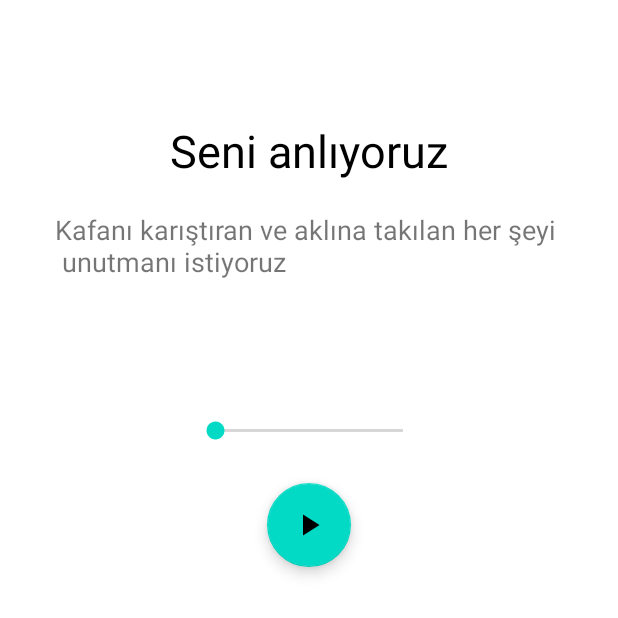
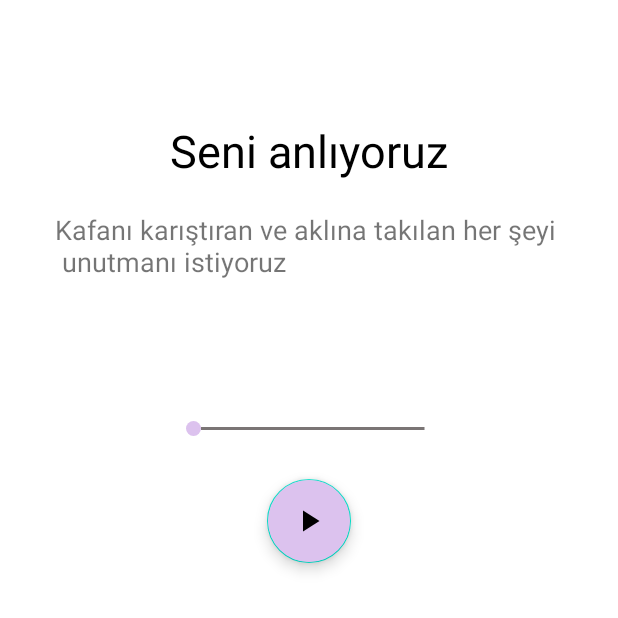
Before and after one commit to TuranBurakk/Panikat, an Android app: the CalmingExerciseFragment screen opened through its navigation route, on a phone screen of 412 x 824 dp, the top half of it. Run offline under Robolectric (Android 15) with nearby library versions, the phone set to English and light mode, and no system bars; our stand-ins replace Firebase (no records; nobody signed in at launch, a user with empty details on screens opened directly).

Commit message:
[CalmingScreen][Update design]

```diff
--- a/app/src/main/java/com/infos/panikat/ui/calmingexercisescreen/CalmingExerciseFragment.kt
+++ b/app/src/main/java/com/infos/panikat/ui/calmingexercisescreen/CalmingExerciseFragment.kt
@@ -61,4 +61,6 @@
             binding.floatingActionButton.setImageResource(R.drawable.ic_baseline_replay_24)
         }
     }
+
+
 }
--- /dev/null
+++ b/app/src/main/res/drawable/seek.xml
@@ -0,0 +1,7 @@
+<shape xmlns:android="http://schemas.android.com/apk/res/android" android:shape="oval">
+    <size
+        android:width="10dp"
+        android:height="10dp"
+        />
+    <solid android:color="@color/lavantai"/>
+</shape>
--- /dev/null
+++ b/app/src/main/res/drawable/seek_style.xml
@@ -0,0 +1,32 @@
+<layer-list xmlns:android="http://schemas.android.com/apk/res/android">
+    <item android:id="@android:id/background">
+        <shape
+            android:shape="line">
+            <stroke
+                android:color="#7A7575"
+                android:width="2dp"/>
+        </shape>
+    </item>
+    <item android:id="@android:id/secondaryProgress">
+        <clip>
+            <shape
+                android:shape="line">
+                <stroke
+                    android:color="#7A7575"
+                    android:width="2dp"/>
+            </shape>
+        </clip>
+    </item>
+
+    <item android:id="@android:id/progress">
+        <clip>
+            <shape
+                android:shape="line">
+                <stroke
+                    android:color="#7A7575"
+                    android:width="2dp"/>
+            </shape>
+        </clip>
+    </item>
+
+</layer-list>
--- a/app/src/main/res/layout/card_row.xml
+++ b/app/src/main/res/layout/card_row.xml
@@ -1,6 +1,7 @@
 <?xml version="1.0" encoding="utf-8"?>
 <LinearLayout xmlns:android="http://schemas.android.com/apk/res/android"
     xmlns:app="http://schemas.android.com/apk/res-auto"
+    xmlns:tools="http://schemas.android.com/tools"
     android:layout_width="match_parent"
     android:layout_height="wrap_content">
 
@@ -71,6 +72,15 @@
                 app:layout_constraintBottom_toBottomOf="parent"
                 app:layout_constraintStart_toStartOf="parent" />
 
+            <androidx.recyclerview.widget.RecyclerView
+                android:id="@+id/recyclerView"
+                android:layout_width="187dp"
+                android:layout_height="24dp"
+                android:layout_marginEnd="10dp"
+                android:layout_marginBottom="15dp"
+                app:layout_constraintBottom_toBottomOf="parent"
+                app:layout_constraintEnd_toEndOf="parent" />
+
 
         </androidx.constraintlayout.widget.ConstraintLayout>
     </androidx.cardview.widget.CardView>
--- a/app/src/main/res/layout/fragment_calming_exercise.xml
+++ b/app/src/main/res/layout/fragment_calming_exercise.xml
@@ -42,9 +42,11 @@
 
     <SeekBar
         android:id="@+id/seekBar"
-        android:layout_width="157dp"
-        android:layout_height="30dp"
+        android:layout_width="187dp"
+        android:layout_height="27dp"
         android:layout_marginTop="45dp"
+        android:thumb="@drawable/seek"
+        android:progressDrawable="@drawable/seek_style"
         app:layout_constraintEnd_toEndOf="parent"
         app:layout_constraintStart_toStartOf="parent"
         app:layout_constraintTop_toBottomOf="@+id/imageView" />
@@ -52,6 +54,7 @@
     <com.google.android.material.floatingactionbutton.FloatingActionButton
         android:id="@+id/floatingActionButton"
         android:layout_width="wrap_content"
+        android:backgroundTint="@color/lavantai"
         android:layout_height="wrap_content"
         android:layout_marginTop="20dp"
         android:clickable="true"
--- a/app/src/main/res/values/colors.xml
+++ b/app/src/main/res/values/colors.xml
@@ -8,4 +8,5 @@
     <color name="black">#FF000000</color>
     <color name="white">#FFFFFFFF</color>
     <color name="chip_background_color">#3E3D3D</color>
+    <color name="lavantai">#dcc2ee</color>
 </resources>
```
